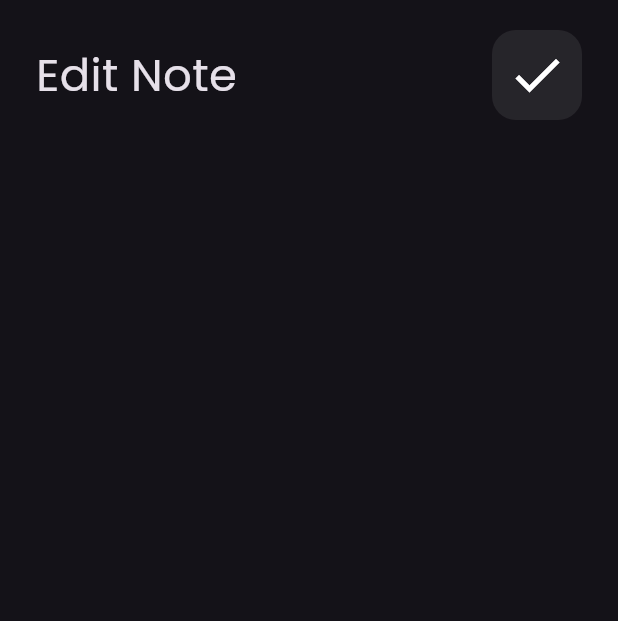
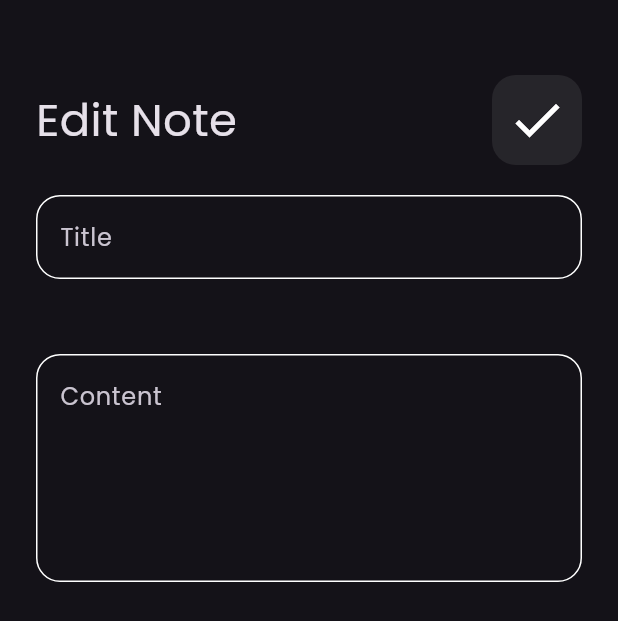
Before and after one commit to hocine1984/my_notes, a Flutter app: the screen it shows after launch, after a tap on "Flutter Tips", on a phone screen of 412 x 824 dp. Shown: the top 621 px of the screen. Run offline on Flutter 3.47's test engine with Material 3 defaults, Android fonts, the phone set to English and light mode, and no system bars.

Commit message:
Edit Note view UI Done

```diff
--- a/lib/views/Widjets/Edit_Note_View_Body.dart
+++ b/lib/views/Widjets/Edit_Note_View_Body.dart
@@ -1,5 +1,6 @@
 import 'package:flutter/material.dart';
 import 'package:my_notes/views/Widjets/Custom_AppBar.dart';
+import 'package:my_notes/views/Widjets/Custom_TexteField.dart';
 
 class EditNoteViewBody extends StatelessWidget {
   const EditNoteViewBody({super.key});
@@ -11,8 +12,12 @@ class EditNoteViewBody extends StatelessWidget {
 
       child: Column(
         children: [
+          SizedBox(height: 50),
+          CustomAppbar(Title: 'Edit Note', icon: Icons.check),
           SizedBox(height: 20),
-          CustomAppbar(Title: 'Edit Note', icon: Icons.check),
+          CustomTextefield(hint: "Title"),
+          SizedBox(height: 50),
+          CustomTextefield(hint: "Content", MaxLine: 5),
         ],
       ),
     );
--- a/lib/views/Widjets/Note_View_Body.dart
+++ b/lib/views/Widjets/Note_View_Body.dart
@@ -12,7 +12,7 @@ class NoteViewBody extends StatelessWidget {
       padding: const EdgeInsets.symmetric(horizontal: 24),
       child: Column(
         children: [
-          SizedBox(height: 20),
+          SizedBox(height: 50),
           CustomAppbar(Title: "Notes", icon: Icons.search),
           Expanded(child: NotesListView()),
         ],
```
